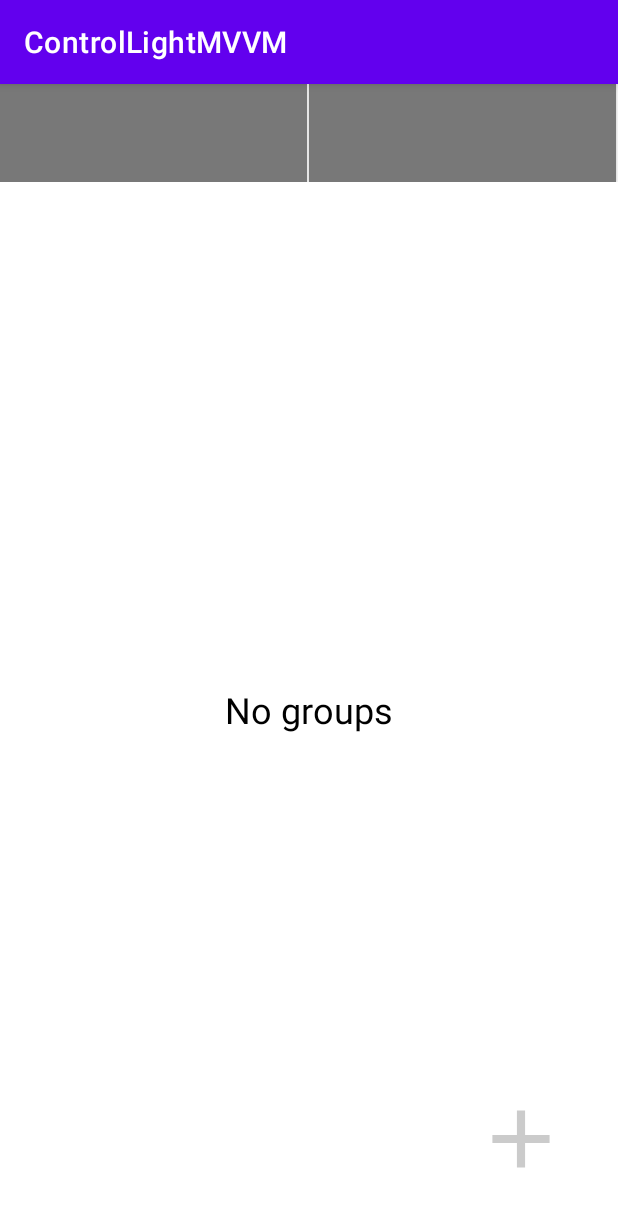
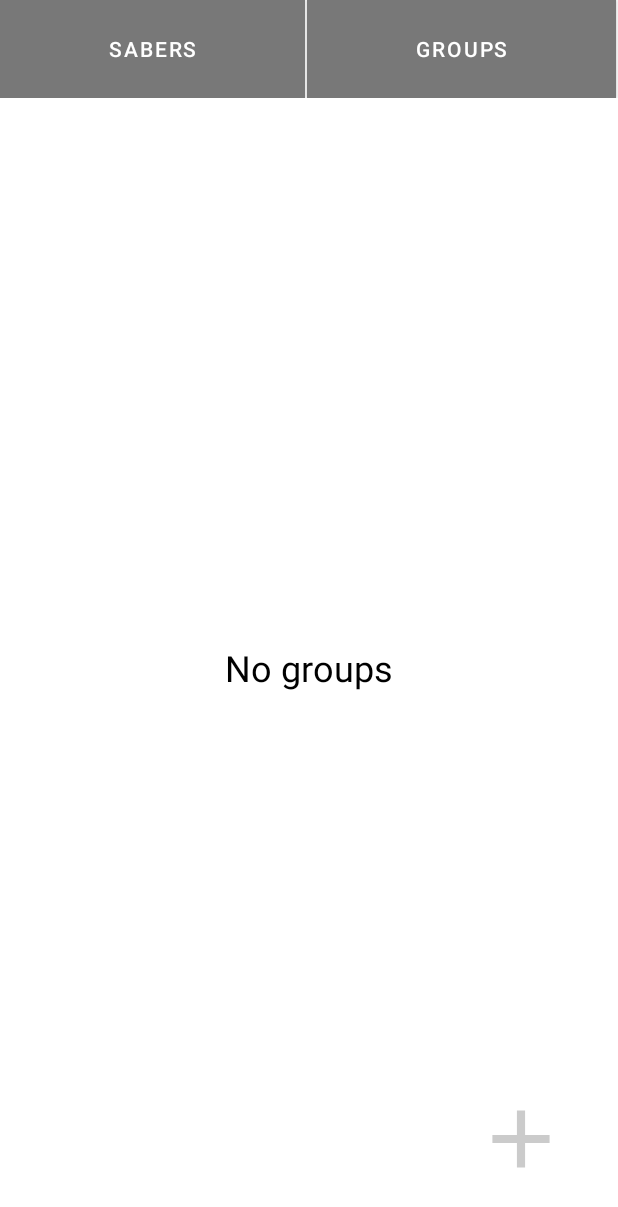
Before and after one commit to Astar75/ControlLightMVVM, an Android app: the fragment GroupListFragment placed in its activity, on a phone screen of 412 x 824 dp. Shown: the top 1207 px of the screen. Run offline under Robolectric (Android 15) with nearby library versions, the phone set to English and light mode, and no system bars.

Commit message:
Coroutine Flow Added 2

```diff
--- a/app/src/main/java/com/astar/osterrig/controllightmvvm/view/MainActivity.kt
+++ b/app/src/main/java/com/astar/osterrig/controllightmvvm/view/MainActivity.kt
@@ -17,6 +17,8 @@ internal class MainActivity : AppCompatActivity() {
 
     private lateinit var mBinding: ActivityMainBinding
     private lateinit var mNavigationManager: NavigationManager
+    val navigationManager: NavigationManager
+        get() = mNavigationManager
 
     override fun onCreate(savedInstanceState: Bundle?) {
         super.onCreate(savedInstanceState)
@@ -40,7 +42,7 @@ internal class MainActivity : AppCompatActivity() {
         mNavigationManager.detachManager()
     }
 
-    fun checkLocationPermissions() {
+    private fun checkLocationPermissions() {
         when (getLocationPermissionStatus(true)) {
             is LocationPermissionStatus.Granted -> {
                 Log.d(MainActivity::class.java.simpleName, "Permission granted")
@@ -71,7 +73,8 @@ internal class MainActivity : AppCompatActivity() {
     override fun onActivityResult(requestCode: Int, resultCode: Int, data: Intent?) {
         super.onActivityResult(requestCode, resultCode, data)
         if (requestCode == REQUEST_ENABLE_BLUETOOTH && resultCode == RESULT_CANCELED) {
-            Toast.makeText(this, getString(R.string.toast_bt_must_be_enabled), Toast.LENGTH_LONG).show()
+            Toast.makeText(this, getString(R.string.toast_bt_must_be_enabled), Toast.LENGTH_LONG)
+                .show()
             enableBluetooth()
         }
     }
--- a/app/src/main/java/com/astar/osterrig/controllightmvvm/view/base/BaseFragment.kt
+++ b/app/src/main/java/com/astar/osterrig/controllightmvvm/view/base/BaseFragment.kt
@@ -2,8 +2,17 @@ package com.astar.osterrig.controllightmvvm.view.base
 
 import android.widget.Toast
 import androidx.fragment.app.Fragment
+import com.astar.osterrig.controllightmvvm.view.MainActivity
 
-internal open class BaseFragment: Fragment() {
+internal abstract class BaseFragment : Fragment() {
+
+    protected fun navigateToDeviceList() {
+        (activity as MainActivity).navigationManager.navigateToDeviceList()
+    }
+
+    protected fun navigateToGroupList() {
+        (activity as MainActivity).navigationManager.navigateToGroupList()
+    }
 
     protected fun showToastMessage(text: String?) {
         Toast.makeText(context, text, Toast.LENGTH_SHORT).show()
--- a/app/src/main/java/com/astar/osterrig/controllightmvvm/view/screen_devices/DeviceListFragment.kt
+++ b/app/src/main/java/com/astar/osterrig/controllightmvvm/view/screen_devices/DeviceListFragment.kt
@@ -4,8 +4,13 @@ import android.os.Bundle
 import android.view.LayoutInflater
 import android.view.View
 import android.view.ViewGroup
+import androidx.core.content.res.ResourcesCompat
+import androidx.recyclerview.widget.DividerItemDecoration
+import androidx.recyclerview.widget.RecyclerView
+import com.astar.osterrig.controllightmvvm.R
 import com.astar.osterrig.controllightmvvm.databinding.FragmentDevicesBinding
 import com.astar.osterrig.controllightmvvm.model.data.AppState
+import com.astar.osterrig.controllightmvvm.view.adapters.DeviceListAdapter
 import com.astar.osterrig.controllightmvvm.view.base.BaseFragment
 import org.koin.android.viewmodel.ext.android.viewModel
 
@@ -13,6 +18,7 @@ internal class DeviceListFragment : BaseFragment() {
 
     private lateinit var mBinding: FragmentDevicesBinding
     private val mModel: DeviceListViewModel by viewModel()
+    private lateinit var mAdapter: DeviceListAdapter
 
     override fun onCreateView(
         inflater: LayoutInflater, container: ViewGroup?,
@@ -25,7 +31,20 @@ internal class DeviceListFragment : BaseFragment() {
     }
 
     private fun initViews() {
+        mBinding.topNavPanel.btnOne.text = getString(R.string.title_tab_sabers)
+        mBinding.topNavPanel.btnTwo.text = getString(R.string.title_tab_groups)
+        mAdapter = DeviceListAdapter()
+        mBinding.recyclerDevices.adapter = mAdapter
+        mBinding.recyclerDevices.addItemDecoration(
+            DividerItemDecoration(
+                context,
+                RecyclerView.VERTICAL
+            )
+        )
         mBinding.btnSearch.setOnClickListener { startScan() }
+        mBinding.topNavPanel.btnOne.highlightColor = context.getColor(R.color.button_active_color)
+        mBinding.topNavPanel.btnOne.setOnClickListener { navigateToDeviceList() }
+        mBinding.topNavPanel.btnTwo.setOnClickListener { navigateToGroupList() }
     }
 
     private fun startScan() {
@@ -34,14 +53,11 @@ internal class DeviceListFragment : BaseFragment() {
 
     private fun renderData() {
         mModel.subscribe().observe(viewLifecycleOwner, { appState ->
-            when(appState) {
+            when (appState) {
                 is AppState.Success -> {
                     val data = appState.data
-                    var string = ""
-                    for (dev in data) {
-                        string += "Name: ${dev.name}, address: ${dev.macAddress}\n"
-                    }
-                    showToastMessage(string)
+                    mAdapter.addData(data)
+                    hideOrShowNoDeviceText(data.size)
                 }
                 is AppState.Error -> {
                     val data = appState.error
@@ -49,6 +65,10 @@ internal class DeviceListFragment : BaseFragment() {
                 }
             }
         })
+    }
+
+    private fun hideOrShowNoDeviceText(size: Int) {
+        mBinding.tvNoDevice.visibility = if (size > 0) View.INVISIBLE else View.VISIBLE
     }
 
     companion object {
--- a/app/src/main/java/com/astar/osterrig/controllightmvvm/view/screen_groups/GroupListFragment.kt
+++ b/app/src/main/java/com/astar/osterrig/controllightmvvm/view/screen_groups/GroupListFragment.kt
@@ -5,6 +5,7 @@ import androidx.fragment.app.Fragment
 import android.view.LayoutInflater
 import android.view.View
 import android.view.ViewGroup
+import androidx.core.content.res.ResourcesCompat
 import com.astar.osterrig.controllightmvvm.R
 import com.astar.osterrig.controllightmvvm.databinding.FragmentGroupsBinding
 import com.astar.osterrig.controllightmvvm.view.base.BaseFragment
@@ -18,7 +19,23 @@ internal class GroupListFragment : BaseFragment() {
         savedInstanceState: Bundle?
     ): View {
         mBinding = FragmentGroupsBinding.inflate(layoutInflater, container, false)
+        initViews()
         return mBinding.root
+    }
+
+    private fun initViews() {
+        mBinding.topNavPanel.btnOne.text = getString(R.string.title_tab_sabers)
+        mBinding.topNavPanel.btnTwo.text = getString(R.string.title_tab_groups)
+
+        mBinding.topNavPanel.btnOne.setBackgroundColor(
+            ResourcesCompat.getColor(
+                resources,
+                R.color.button_active_color,
+                null
+            )
+        )
+        mBinding.topNavPanel.btnOne.setOnClickListener { navigateToDeviceList() }
+        mBinding.topNavPanel.btnTwo.setOnClickListener { navigateToGroupList() }
     }
 
     companion object {
--- /dev/null
+++ b/app/src/main/res/drawable/ic_battery_value.xml
@@ -0,0 +1,5 @@
+<vector android:height="24dp" android:tint="#00B00A"
+    android:viewportHeight="24" android:viewportWidth="24"
+    android:width="24dp" xmlns:android="http://schemas.android.com/apk/res/android">
+    <path android:fillColor="@android:color/white" android:pathData="M15.67,4H14V2h-4v2H8.33C7.6,4 7,4.6 7,5.33v15.33C7,21.4 7.6,22 8.33,22h7.33c0.74,0 1.34,-0.6 1.34,-1.33V5.33C17,4.6 16.4,4 15.67,4z"/>
+</vector>
--- /dev/null
+++ b/app/src/main/res/drawable/ic_btn_power_off.xml
@@ -0,0 +1,5 @@
+<vector android:height="24dp" android:tint="#CBCBCB"
+    android:viewportHeight="24" android:viewportWidth="24"
+    android:width="24dp" xmlns:android="http://schemas.android.com/apk/res/android">
+    <path android:fillColor="@android:color/white" android:pathData="M13,3h-2v10h2L13,3zM17.83,5.17l-1.42,1.42C17.99,7.86 19,9.81 19,12c0,3.87 -3.13,7 -7,7s-7,-3.13 -7,-7c0,-2.19 1.01,-4.14 2.58,-5.42L6.17,5.17C4.23,6.82 3,9.26 3,12c0,4.97 4.03,9 9,9s9,-4.03 9,-9c0,-2.74 -1.23,-5.18 -3.17,-6.83z"/>
+</vector>
--- a/app/src/main/res/values/strings.xml
+++ b/app/src/main/res/values/strings.xml
@@ -9,4 +9,6 @@
     <string name="devices_no_sabers">No sabers</string>
     <string name="groups_no_groups">No groups</string>
     <string name="toast_bt_must_be_enabled">Для работы приложения необходимо включить Bluetooth</string>
+    <string name="title_tab_sabers">Sabers</string>
+    <string name="title_tab_groups">Groups</string>
 </resources>
--- a/app/src/main/res/values/themes.xml
+++ b/app/src/main/res/values/themes.xml
@@ -1,6 +1,6 @@
 <resources xmlns:tools="http://schemas.android.com/tools">
     <!-- Base application theme. -->
-    <style name="Theme.ControlLightMVVM" parent="Theme.MaterialComponents.DayNight.DarkActionBar">
+    <style name="Theme.ControlLightMVVM" parent="Theme.MaterialComponents.DayNight.NoActionBar">
         <!-- Primary brand color. -->
         <item name="colorPrimary">@color/purple_500</item>
         <item name="colorPrimaryVariant">@color/purple_700</item>
```
Also changed, not shown: app/src/main/java/com/astar/osterrig/controllightmvvm/view/adapters/DeviceListAdapter.kt (added, +65 -0 lines), app/src/main/res/layout/item_device_list.xml (added, +72 -0 lines).
